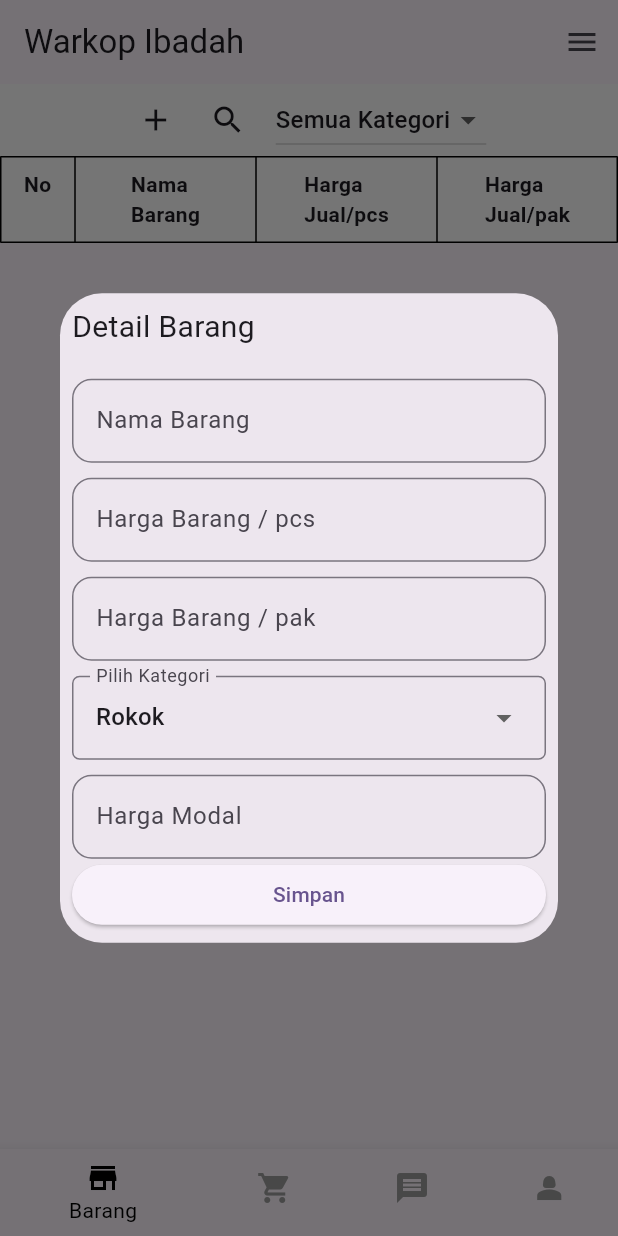
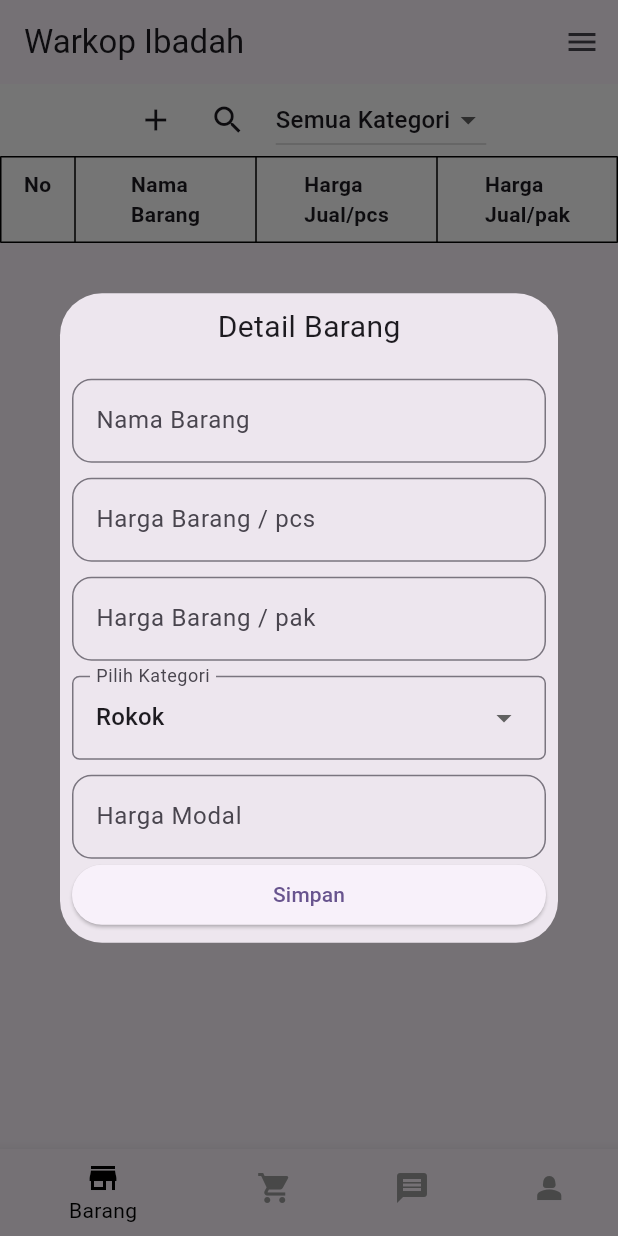
Before and after one commit to ibnumalikmudzopar/warkopibadah, a Flutter app: the screen it shows once a user with an empty profile is signed in, after a tap on the "add" icon, on a phone screen of 412 x 824 dp. Run offline on Flutter 3.47's test engine with Material 3 defaults, Android fonts, the phone set to English and light mode, and no system bars; our stand-ins replace cloud_firestore, firebase_auth, firebase_core, flutter_slidable; accounts and stored records are empty.

Commit message:
Update barang.dart

```diff
--- a/lib/screens/barang.dart
+++ b/lib/screens/barang.dart
@@ -306,7 +306,8 @@ class _BarangScreenState extends State<BarangScreen> {
                 mainAxisSize: MainAxisSize.min,
                 crossAxisAlignment: CrossAxisAlignment.stretch,
                 children: [
-                  const Text('Detail Barang', style: TextStyle(fontSize: 20)),
+                 Center(
+                  child: const Text('Detail Barang', style: TextStyle(fontSize: 20)),),
                   const SizedBox(height: 20),
                   TextField(
                     controller: nameController,
```
